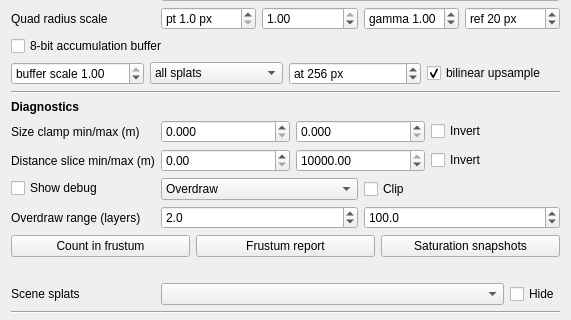
Above: gui_client/GaussianSplatSettingsWidget.ui from russiaman/substrata_robo before the change; both pictures show x 0 to 571 and y 650 to 970 of the 571 by 1179 pixel window. Below: the same form after it.
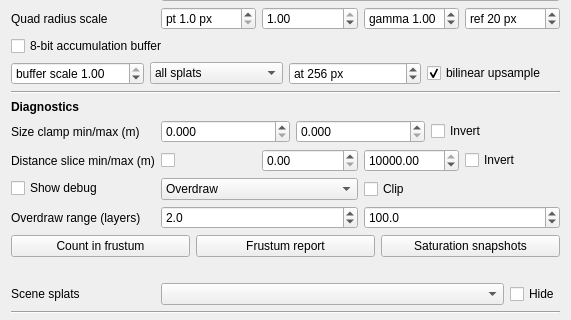
That is the form after the change.

Commit message:
Add explicit enable checkbox for the distance-slice clamp tool
Wires it to the new GaussianSplatRenderer::setDistClampEnabled(),
which now gates the distance-slice mechanism everywhere it's checked
(shader, diagnostics, and the new traversal-time prune). Unchecked by
default and not persisted, matching the existing min/max/invert
fields it sits beside - a session should never silently start with
part of the cloud pruned away.

```diff
--- a/gui_client/GaussianSplatSettingsWidget.ui
+++ b/gui_client/GaussianSplatSettingsWidget.ui
@@ -1789,6 +1789,16 @@
       <property name="bottomMargin">
        <number>0</number>
       </property>
+      <item>
+       <widget class="QCheckBox" name="distClampEnabledCheckBox">
+        <property name="text">
+         <string></string>
+        </property>
+        <property name="toolTip">
+         <string>Enable/disable the distance-slice clamping functionality (min/max/Invert below). Unchecked (default): fully inert - no effect on what is drawn, in the shader or the traversal. SESSION072: checked also prunes whole out-of-range subtrees at LoD-traversal time (not just discarding per-splat in the shader afterwards), so isolating a shell no longer pays the full CPU/GPU cost of everything outside it.</string>
+        </property>
+       </widget>
+      </item>
       <item>
        <widget class="QDoubleSpinBox" name="distClampMinDoubleSpinBox">
         <property name="decimals">
```
Left out of the diff: 2 changed lines with no effect on the pictures. The commit also changes 2 other files.
